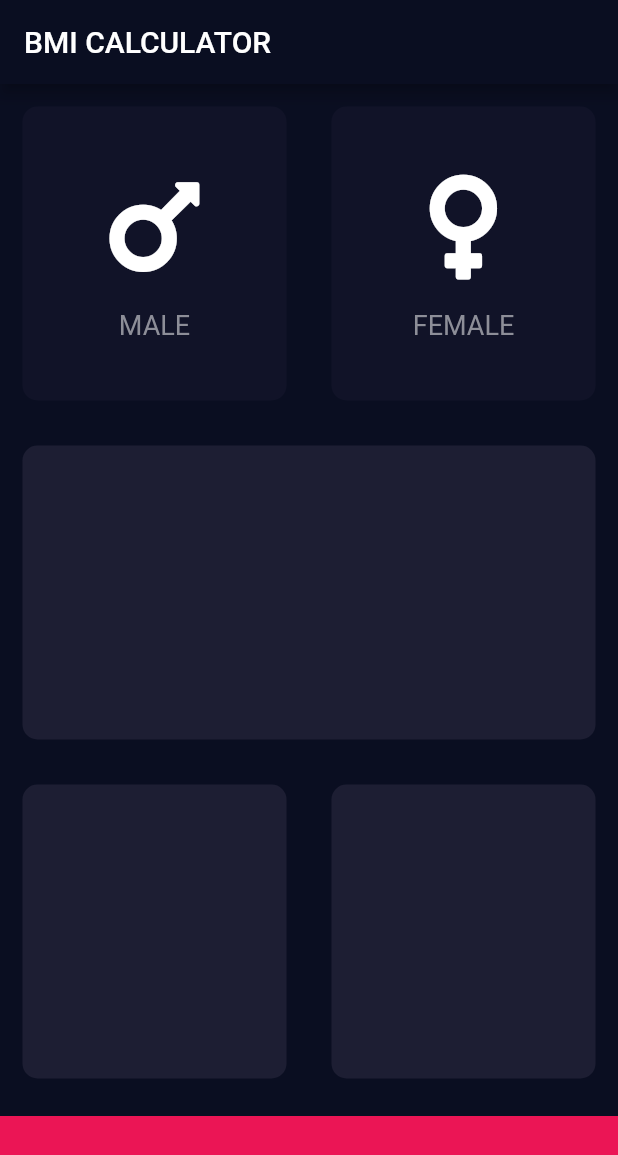
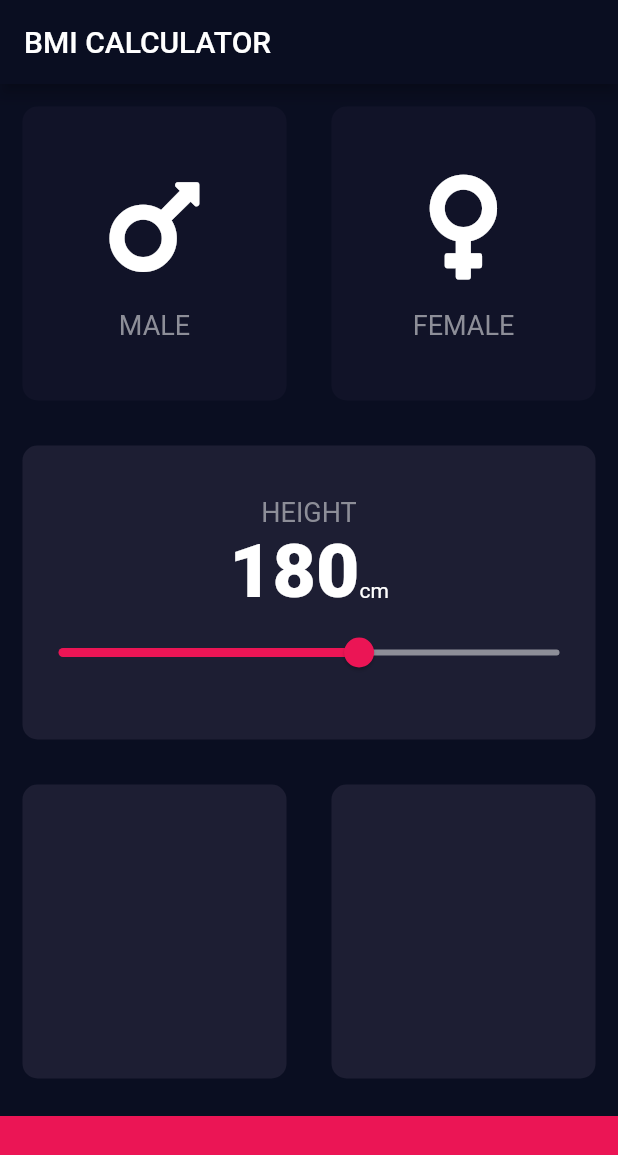
Before and after one commit to sgmagar/bmi-calculator, a Flutter app: the screen it shows after launch, on a phone screen of 412 x 824 dp. Shown: the top 1155 px of the screen. Run offline on Flutter 3.47's test engine with Material 2 defaults, Android fonts, the phone set to English and light mode, and no system bars; our stand-ins replace font_awesome_flutter.

Commit message:
add separate constants file, update height card with slider

```diff
--- /dev/null
+++ b/lib/constants.dart
@@ -0,0 +1,19 @@
+import 'package:flutter/material.dart';
+
+const kActiveCardColor = Color(0xFF1D1E33);
+const kInactiveCardColor = Color(0xFF111328);
+const kBottomContainerHeight = 80.0;
+const kBottomContainerColor = Color(0xFFEB1555);
+
+const kLabelStyle = TextStyle(
+  fontSize: 18.0,
+  color: Color(0xFF8D8E98),
+);
+
+const kNumberTextStyle = TextStyle(
+  fontSize: 50.0,
+  fontWeight: FontWeight.w900,
+);
+
+const kSliderActiveColor = Color(0xFFEB1555);
+const kSliderInactiveColor = Color(0xFF8D8E98);
--- a/lib/icon_content.dart
+++ b/lib/icon_content.dart
@@ -1,9 +1,5 @@
 import 'package:flutter/material.dart';
-
-const labelStyle = TextStyle(
-  fontSize: 18.0,
-  color: Color(0xFF8D8E98),
-);
+import 'constants.dart';
 
 class IconContent extends StatelessWidget {
   final IconData icon;
@@ -23,7 +19,7 @@ class IconContent extends StatelessWidget {
         SizedBox(
           height: 15.0,
         ),
-        Text(label, style: labelStyle),
+        Text(label, style: kLabelStyle),
       ],
     );
   }
--- a/lib/input_page.dart
+++ b/lib/input_page.dart
@@ -2,11 +2,7 @@ import 'package:flutter/material.dart';
 import 'package:font_awesome_flutter/font_awesome_flutter.dart';
 import 'reusable_card.dart';
 import 'icon_content.dart';
-
-const activeCardColor = Color(0xFF1D1E33);
-const inactiveCardColor = Color(0xFF111328);
-const bottomContainerHeight = 80.0;
-const bottomContainerColor = Color(0xFFEB1555);
+import 'constants.dart';
 
 enum Gender { male, female }
 
@@ -17,6 +13,7 @@ class InputPage extends StatefulWidget {
 
 class _InputPageState extends State<InputPage> {
   Gender selectedGender;
+  int height = 180;
 
   @override
   Widget build(BuildContext context) {
@@ -38,8 +35,8 @@ class _InputPageState extends State<InputPage> {
                         });
                       },
                       color: selectedGender == Gender.male
-                          ? activeCardColor
-                          : inactiveCardColor,
+                          ? kActiveCardColor
+                          : kInactiveCardColor,
                       cardChild: IconContent(
                         icon: FontAwesomeIcons.mars,
                         label: "MALE",
@@ -54,8 +51,8 @@ class _InputPageState extends State<InputPage> {
                         });
                       },
                       color: selectedGender == Gender.female
-                          ? activeCardColor
-                          : inactiveCardColor,
+                          ? kActiveCardColor
+                          : kInactiveCardColor,
                       cardChild: IconContent(
                         icon: FontAwesomeIcons.venus,
                         label: "FEMALE",
@@ -67,7 +64,40 @@ class _InputPageState extends State<InputPage> {
             ),
             Expanded(
               child: ReusableCard(
-                color: activeCardColor,
+                color: kActiveCardColor,
+                cardChild: Column(
+                  mainAxisAlignment: MainAxisAlignment.center,
+                  children: <Widget>[
+                    Text(
+                      "HEIGHT",
+                      style: kLabelStyle,
+                    ),
+                    Row(
+                      mainAxisAlignment: MainAxisAlignment.center,
+                      crossAxisAlignment: CrossAxisAlignment.baseline,
+                      textBaseline: TextBaseline.alphabetic,
+                      children: <Widget>[
+                        Text(
+                          height.toString(),
+                          style: kNumberTextStyle,
+                        ),
+                        Text("cm")
+                      ],
+                    ),
+                    Slider(
+                      value: height.toDouble(),
+                      min: 120.0,
+                      max: 220.0,
+                      activeColor: kSliderActiveColor,
+                      inactiveColor: kSliderInactiveColor,
+                      onChanged: (double newValue) {
+                        setState(() {
+                          height = newValue.round();
+                        });
+                      },
+                    )
+                  ],
+                ),
               ),
             ),
             Expanded(
@@ -75,22 +105,22 @@ class _InputPageState extends State<InputPage> {
                 children: <Widget>[
                   Expanded(
                     child: ReusableCard(
-                      color: activeCardColor,
+                      color: kActiveCardColor,
                     ),
                   ),
                   Expanded(
                     child: ReusableCard(
-                      color: activeCardColor,
+                      color: kActiveCardColor,
                     ),
                   )
                 ],
               ),
             ),
             Container(
-              color: bottomContainerColor,
+              color: kBottomContainerColor,
               margin: EdgeInsets.only(top: 10.0),
               width: double.infinity,
-              height: bottomContainerHeight,
+              height: kBottomContainerHeight,
             )
           ],
         ));
```
